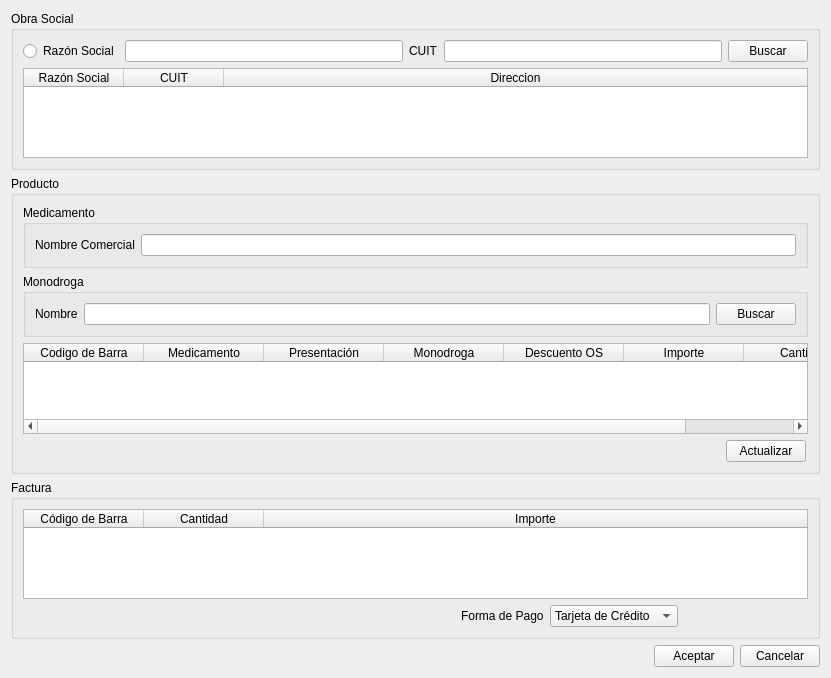
leaLuque/FarmaciaCrisol, file ventanas/vtnVentaContado.ui: the form before one commit.
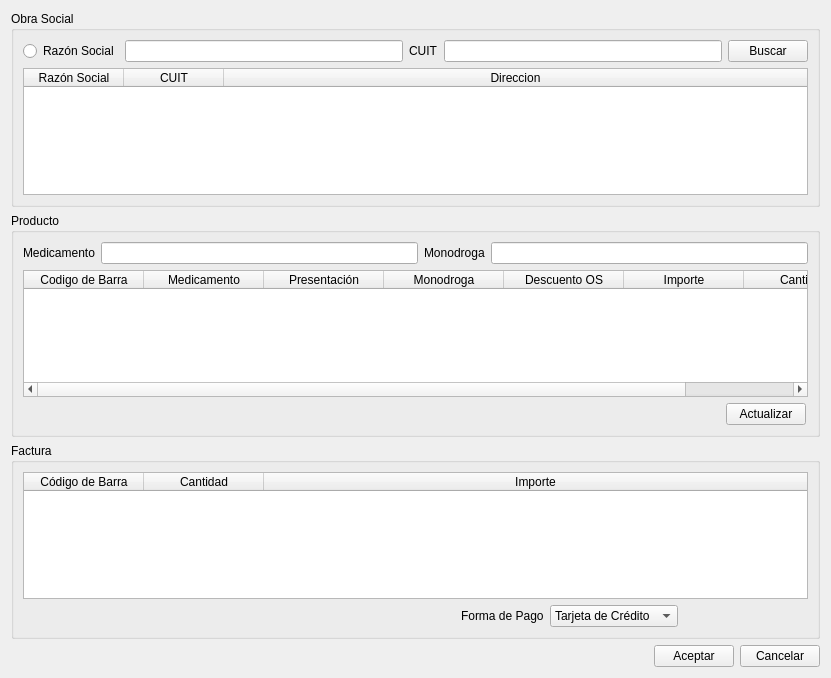
The form after the commit.

What changed in the file:
```diff
--- a/ventanas/vtnVentaContado.ui
+++ b/ventanas/vtnVentaContado.ui
@@ -97,68 +97,36 @@
       <string>Producto</string>
      </property>
      <layout class="QVBoxLayout" name="verticalLayout_3">
+      <item>
+       <layout class="QHBoxLayout" name="horizontalLayout">
+        <item>
+         <widget class="QLabel" name="label">
+          <property name="text">
+           <string>Medicamento</string>
+          </property>
+         </widget>
+        </item>
+        <item>
+         <widget class="QLineEdit" name="lineMedicamento"/>
+        </item>
+        <item>
+         <widget class="QLabel" name="label_3">
+          <property name="text">
+           <string>Monodroga</string>
+          </property>
+         </widget>
+        </item>
+        <item>
+         <widget class="QLineEdit" name="lineMonodroga"/>
+        </item>
+       </layout>
+      </item>
       <item>
        <layout class="QGridLayout" name="gridLayout_3">
         <property name="horizontalSpacing">
          <number>2</number>
         </property>
-        <item row="1" column="0" colspan="2">
-         <widget class="QGroupBox" name="gbMonodroga">
-          <property name="title">
-           <string>Monodroga</string>
-          </property>
-          <layout class="QVBoxLayout" name="verticalLayout_5">
-           <item>
-            <layout class="QGridLayout" name="gridLayout_5">
-             <item row="0" column="1">
-              <widget class="QLineEdit" name="lineMonodroga"/>
-             </item>
-             <item row="0" column="0">
-              <widget class="QLabel" name="label_11">
-               <property name="text">
-                <string>Nombre</string>
-               </property>
-              </widget>
-             </item>
-             <item row="0" column="2">
-              <widget class="QPushButton" name="pushButton">
-               <property name="focusPolicy">
-                <enum>Qt::TabFocus</enum>
-               </property>
-               <property name="text">
-                <string>Buscar</string>
-               </property>
-              </widget>
-             </item>
-            </layout>
-           </item>
-          </layout>
-         </widget>
-        </item>
         <item row="0" column="0" colspan="2">
-         <widget class="QGroupBox" name="gbMedicamento">
-          <property name="title">
-           <string>Medicamento</string>
-          </property>
-          <layout class="QVBoxLayout" name="verticalLayout_4">
-           <item>
-            <layout class="QGridLayout" name="gridLayout_4">
-             <item row="0" column="0">
-              <widget class="QLabel" name="label_12">
-               <property name="text">
-                <string>Nombre Comercial</string>
-               </property>
-              </widget>
-             </item>
-             <item row="0" column="1">
-              <widget class="QLineEdit" name="lineMedicamento"/>
-             </item>
-            </layout>
-           </item>
-          </layout>
-         </widget>
-        </item>
-        <item row="2" column="0" colspan="2">
          <widget class="QTableWidget" name="tableProductos">
           <property name="editTriggers">
            <set>QAbstractItemView::NoEditTriggers</set>
@@ -212,7 +180,7 @@
           </column>
          </widget>
         </item>
-        <item row="3" column="0">
+        <item row="1" column="0">
          <layout class="QHBoxLayout" name="horizontalLayout_4">
           <item>
            <spacer name="horizontalSpacer_3">
```
